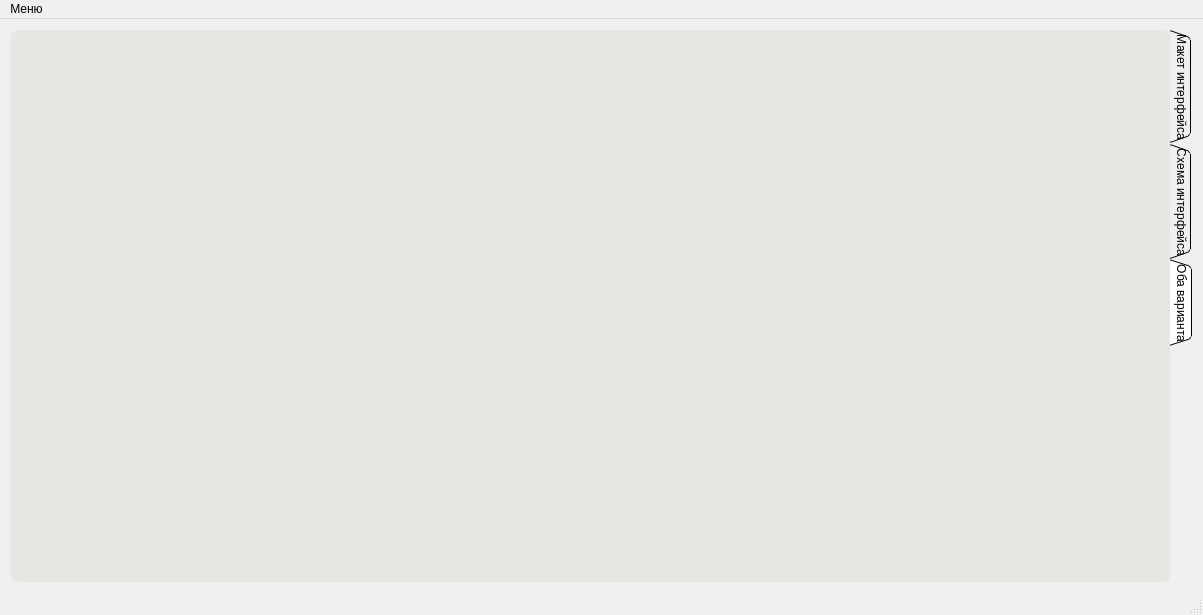
Above: mainwindow.ui from Anastasiya-Potseluico/InterfaceBuilder before the change. Below: the same form after it.
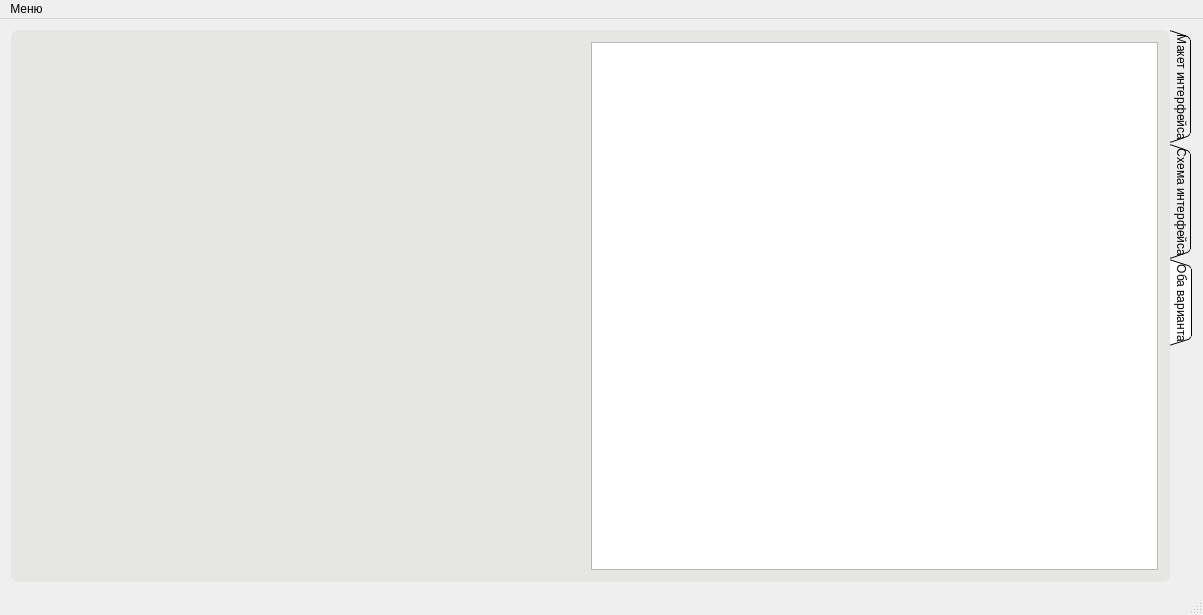
That is the form after the change.

Commit message:
В интерфейс добавлен виджет для отображения
Виджет необходим, чтобы отобразить схематичный интерфейс в виде набора
геометрических фигур.

Patch:
```diff
--- a/mainwindow.ui
+++ b/mainwindow.ui
@@ -85,6 +85,24 @@
        <attribute name="title">
         <string>Оба варианта</string>
        </attribute>
+       <layout class="QGridLayout" name="gridLayout_3">
+        <item row="0" column="1">
+         <widget class="QGraphicsView" name="shemeView_s"/>
+        </item>
+        <item row="0" column="0">
+         <spacer name="horizontalSpacer">
+          <property name="orientation">
+           <enum>Qt::Horizontal</enum>
+          </property>
+          <property name="sizeHint" stdset="0">
+           <size>
+            <width>40</width>
+            <height>20</height>
+           </size>
+          </property>
+         </spacer>
+        </item>
+       </layout>
       </widget>
      </widget>
     </item>
```
Left out of the diff: 5 changed lines with no effect on the pictures.
